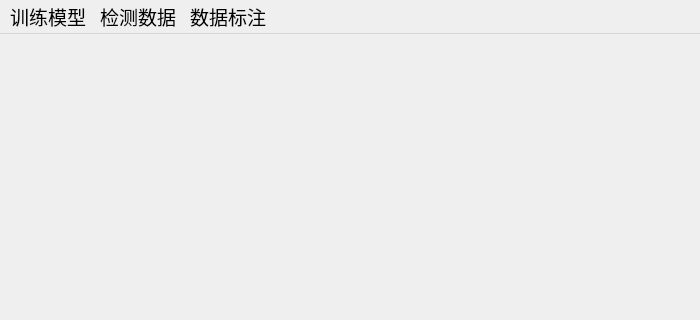
Before: the Qt Designer form Mainwindow.ui in orange-water1998/yolov5-7.0-pyqt5, drawn with Qt 5; both pictures show x 0 to 700 and y 0 to 320 of the 700 by 500 pixel window.
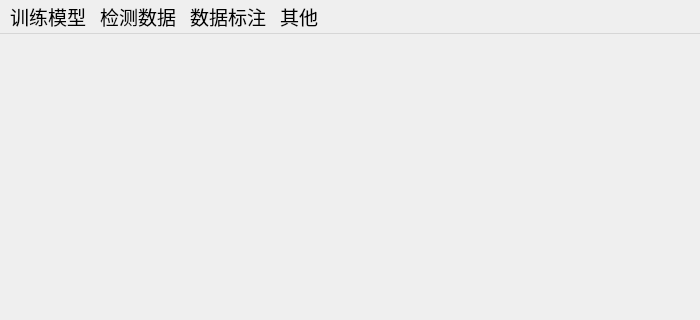
After: the same form once the commit is applied.

Diff of the .ui file:
```diff
--- a/Mainwindow.ui
+++ b/Mainwindow.ui
@@ -70,10 +70,19 @@
     <property name="title">
      <string>数据标注</string>
     </property>
+    <addaction name="actionsss"/>
+   </widget>
+   <widget class="QMenu" name="menuff">
+    <property name="title">
+     <string>其他</string>
+    </property>
+    <addaction name="action_help"/>
+    <addaction name="action13344"/>
    </widget>
    <addaction name="btn_train"/>
    <addaction name="btn_detect"/>
    <addaction name="btn_labeling"/>
+   <addaction name="menuff"/>
   </widget>
   <widget class="QStatusBar" name="statusbar"/>
   <action name="action_new">
```
Left out of the diff: 38 changed lines with no effect on the pictures.
